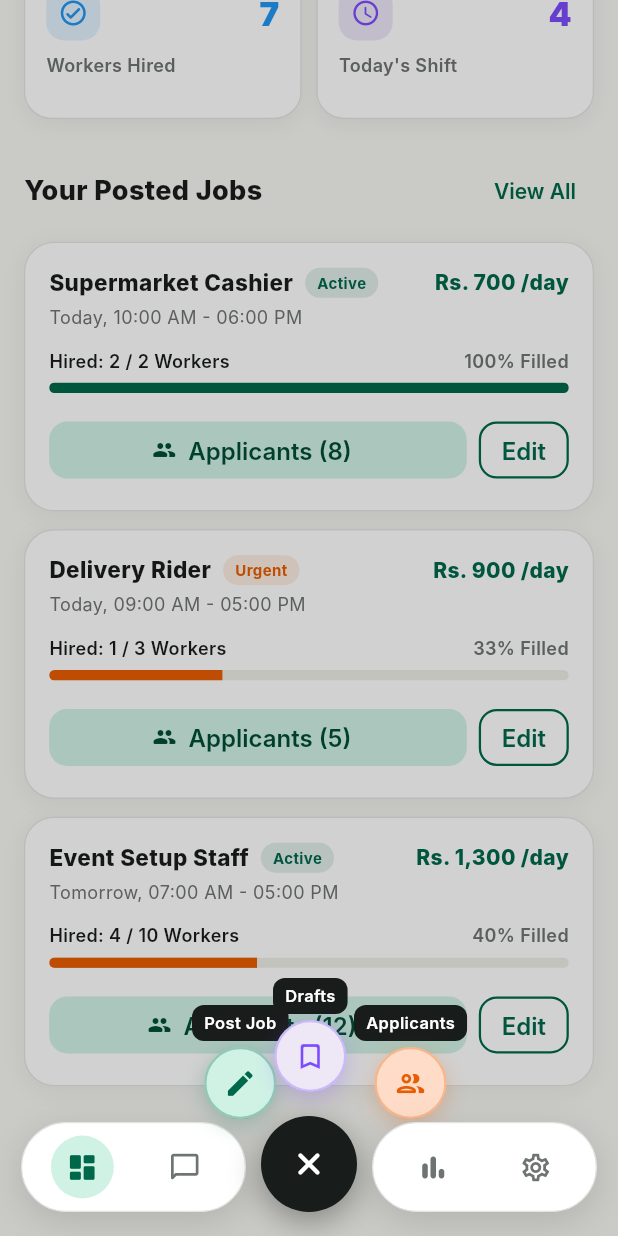
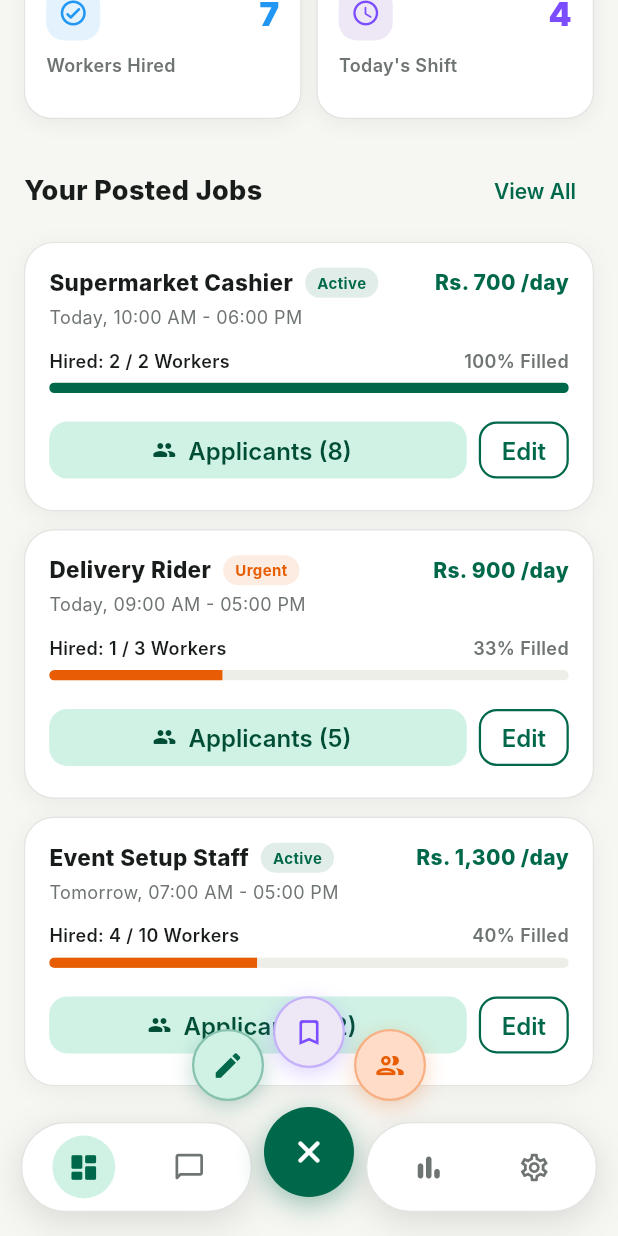
Before and after one commit to Debi-in/GetWork, a Flutter app: the BusinessDashboardScreen screen opened by its route, scrolled down 284 dp, after a tap on the "add" icon, on a phone screen of 412 x 824 dp. Run offline on Flutter 3.47's test engine with Material 3 defaults, Android fonts, the phone set to English and light mode, and no system bars; our stand-ins replace equatable, firebase_core, firebase_crashlytics, firebase_messaging, flutter_local_notifications, flutter_map and 6 more; accounts and stored records are empty; network calls fail; Roboto replaces fonts that are missing (Inter).

Commit message:
fix: Update SpeedDial animation with cubic-bezier(0.34, 1.56, 0.64, 1), remove text labels, keep green FAB color, and raise FAB position

```diff
--- a/lib/features/business/business_dashboard_screen.dart
+++ b/lib/features/business/business_dashboard_screen.dart
@@ -22,7 +22,6 @@ class BusinessDashboardScreen extends StatefulWidget {
 
 class _BusinessDashboardScreenState extends State<BusinessDashboardScreen> {
   int _currentNavIndex = 0; // 0:Dashboard, 1:Messages, 2:Analytics, 3:Settings
-  bool _speedDialOpen = false;
 
   @override
   Widget build(BuildContext context) {
@@ -225,15 +224,6 @@ class _BusinessDashboardScreenState extends State<BusinessDashboardScreen> {
               ),
             ),
 
-            // ── SPEED DIAL OVERLAY (backdrop tap to close) ─────────────
-            if (_speedDialOpen)
-              Positioned.fill(
-                child: GestureDetector(
-                  onTap: () => setState(() => _speedDialOpen = false),
-                  child: Container(color: Colors.black.withValues(alpha: 0.18)),
-                ),
-              ),
-
             // ── FLOATING ISLAND NAV: split-pill | FAB | split-pill ─────
             Positioned(
               bottom: 16,
@@ -276,40 +266,35 @@ class _BusinessDashboardScreenState extends State<BusinessDashboardScreen> {
                       ),
                     ),
                   ),
-                  const SizedBox(width: 10),
+                  const SizedBox(width: 8),
 
-                  // ── CENTER: Speed Dial FAB ───────────────────────────
-                  _SpeedDial(
-                    open: _speedDialOpen,
-                    onToggle: () => setState(() => _speedDialOpen = !_speedDialOpen),
+                  // ── CENTER: Raised Spring Speed Dial FAB ─────────────
+                  Transform.translate(
+                    offset: const Offset(0, -10),
+                    child: _SpeedDial(
                       actions: [
                         _SpeedDialAction(
                           icon: Icons.edit_rounded,
-                        label: 'Post Job',
                           color: AppColors.primary,
                           bgColor: AppColors.primaryContainer,
-                        onTap: () {
-                          setState(() => _speedDialOpen = false);
-                          context.push(AppRoutes.postJob);
-                        },
+                          onTap: () => context.push(AppRoutes.postJob),
                         ),
                         _SpeedDialAction(
                           icon: Icons.bookmark_outline_rounded,
-                        label: 'Drafts',
                           color: const Color(0xFF7C4DFF),
                           bgColor: const Color(0xFFEDE7F6),
-                        onTap: () => setState(() => _speedDialOpen = false),
+                          onTap: () {},
                         ),
                         _SpeedDialAction(
                           icon: Icons.people_outline_rounded,
-                        label: 'Applicants',
                           color: AppColors.accent,
                           bgColor: AppColors.accentContainer,
-                        onTap: () => setState(() => _speedDialOpen = false),
+                          onTap: () {},
                         ),
                       ],
                     ),
-                  const SizedBox(width: 10),
+                  ),
+                  const SizedBox(width: 8),
 
                   // ── Right pill: Analytics + Settings ────────────────
                   Expanded(
@@ -610,95 +595,174 @@ class _BusinessJobCard extends StatelessWidget {
 // ── Speed Dial Action Model ────────────────────────────────────
 class _SpeedDialAction {
   final IconData icon;
-  final String label;
   final Color color;
   final Color bgColor;
   final VoidCallback onTap;
   const _SpeedDialAction({
     required this.icon,
-    required this.label,
     required this.color,
     required this.bgColor,
     required this.onTap,
   });
 }
 
-// ── Speed Dial FAB Widget ──────────────────────────────────────
-class _SpeedDial extends StatelessWidget {
-  final bool open;
-  final VoidCallback onToggle;
+// ── Stateful Speed Dial FAB Widget with Spring Animation ───────
+class _SpeedDial extends StatefulWidget {
   final List<_SpeedDialAction> actions;
 
-  // Fan offsets for 3 actions arcing up (left, top, right)
-  static const List<Offset> _fanOffsets = [
-    Offset(-54, -62),
+  const _SpeedDial({required this.actions});
+
+  @override
+  State<_SpeedDial> createState() => _SpeedDialState();
+}
+
+class _SpeedDialState extends State<_SpeedDial> with SingleTickerProviderStateMixin {
+  bool _isOpen = false;
+  late AnimationController _controller;
+  late Animation<double> _rotationAnimation;
+
+  // Exact spring cubic bezier matching spec: cubic-bezier(0.34, 1.56, 0.64, 1)
+  static const Curve _springCurve = Cubic(0.34, 1.56, 0.64, 1.0);
+
+  // Exact target fan offsets: upper-left (-54, -58), top (0, -80), upper-right (54, -58)
+  static const List<Offset> _fanTargets = [
+    Offset(-54, -58),
     Offset(0, -80),
-    Offset(54, -62),
+    Offset(54, -58),
   ];
-  static const List<double> _delays = [0.0, 0.05, 0.10];
 
-  const _SpeedDial({
-    required this.open,
-    required this.onToggle,
-    required this.actions,
+  @override
+  void initState() {
+    super.initState();
+    _controller = AnimationController(
+      vsync: this,
+      duration: const Duration(milliseconds: 400),
+    );
+    _rotationAnimation = Tween<double>(begin: 0.0, end: 0.125).animate(
+      CurvedAnimation(parent: _controller, curve: Curves.easeInOut),
+    );
+  }
+
+  @override
+  void dispose() {
+    _controller.dispose();
+    super.dispose();
+  }
+
+  void _toggle() {
+    setState(() {
+      _isOpen = !_isOpen;
+      if (_isOpen) {
+        _controller.forward();
+      } else {
+        _controller.reverse();
+      }
     });
+  }
 
   @override
   Widget build(BuildContext context) {
     return SizedBox(
-      width: 64,
-      height: 64,
+      width: 60,
+      height: 60,
       child: Stack(
-        alignment: Alignment.bottomCenter,
+        alignment: Alignment.center,
         clipBehavior: Clip.none,
         children: [
-          // ── Fan action buttons ───────────────────────────────
-          ...List.generate(actions.length, (i) {
-            final action = actions[i];
-            final offset = _fanOffsets[i];
-            return AnimatedPositioned(
-              duration: const Duration(milliseconds: 380),
-              curve: Curves.easeOutBack,
-              bottom: open ? -offset.dy : 0,
-              left: 32 + offset.dx - 24, // center 48px button
-              child: AnimatedOpacity(
-                duration: Duration(milliseconds: open ? 280 : 150),
-                opacity: open ? 1.0 : 0.0,
+          // ── 3 Mini Action Buttons Emerging from Center ────────
+          ...List.generate(widget.actions.length, (i) {
+            final action = widget.actions[i];
+            final targetOffset = _fanTargets[i];
+            final delayFraction = (i * 0.08).clamp(0.0, 0.25);
+
+            final scaleAnimation = Tween<double>(begin: 0.4, end: 1.0).animate(
+              CurvedAnimation(
+                parent: _controller,
+                curve: Interval(delayFraction, 1.0, curve: _springCurve),
+              ),
+            );
+
+            final opacityAnimation = Tween<double>(begin: 0.0, end: 1.0).animate(
+              CurvedAnimation(
+                parent: _controller,
+                curve: Interval(delayFraction, (delayFraction + 0.4).clamp(0.0, 1.0), curve: Curves.easeOut),
+              ),
+            );
+
+            final translateAnimation = Tween<Offset>(begin: Offset.zero, end: targetOffset).animate(
+              CurvedAnimation(
+                parent: _controller,
+                curve: Interval(delayFraction, 1.0, curve: _springCurve),
+              ),
+            );
+
+            return AnimatedBuilder(
+              animation: _controller,
+              builder: (context, child) {
+                final offset = translateAnimation.value;
+                final scale = scaleAnimation.value;
+                final opacity = opacityAnimation.value;
+
+                return Transform.translate(
+                  offset: offset,
+                  child: Transform.scale(
+                    scale: scale,
+                    child: Opacity(
+                      opacity: opacity.clamp(0.0, 1.0),
                       child: IgnorePointer(
-                  ignoring: !open,
-                  child: _SpeedDialItem(action: action, delay: _delays[i]),
+                        ignoring: !_isOpen,
+                        child: GestureDetector(
+                          onTap: () {
+                            _toggle();
+                            action.onTap();
+                          },
+                          child: Container(
+                            width: 48,
+                            height: 48,
+                            decoration: BoxDecoration(
+                              color: action.bgColor,
+                              shape: BoxShape.circle,
+                              border: Border.all(
+                                color: action.color.withValues(alpha: 0.35),
+                                width: 1.5,
+                              ),
+                              boxShadow: [
+                                BoxShadow(
+                                  color: action.color.withValues(alpha: 0.25),
+                                  blurRadius: 12,
+                                  offset: const Offset(0, 4),
+                                ),
+                              ],
+                            ),
+                            child: Icon(action.icon, color: action.color, size: 22),
+                          ),
+                        ),
+                      ),
                     ),
                   ),
                 );
+              },
+            );
           }),
 
-          // ── Central FAB (+/×) ────────────────────────────────
-          Positioned(
-            bottom: 0,
-            left: 0,
-            right: 0,
+          // ── Central FAB Button (+) Always Emerald Green ────────
+          Positioned.fill(
             child: GestureDetector(
-              onTap: onToggle,
-              child: AnimatedContainer(
-                duration: const Duration(milliseconds: 280),
-                curve: Curves.easeInOut,
-                width: 64,
-                height: 64,
+              onTap: _toggle,
+              child: Container(
                 decoration: BoxDecoration(
-                  color: open ? AppColors.textPrimary : AppColors.primary,
+                  color: AppColors.primary,
                   shape: BoxShape.circle,
                   boxShadow: [
                     BoxShadow(
-                      color: (open ? AppColors.textPrimary : AppColors.primary)
-                          .withValues(alpha: 0.40),
-                      blurRadius: 18,
-                      offset: const Offset(0, 6),
+                      color: AppColors.primary.withValues(alpha: 0.40),
+                      blurRadius: 16,
+                      offset: const Offset(0, 5),
                     ),
                   ],
                 ),
-                child: AnimatedRotation(
-                  duration: const Duration(milliseconds: 280),
-                  turns: open ? 0.125 : 0.0, // 45° rotation
+                child: RotationTransition(
+                  turns: _rotationAnimation,
                   child: const Icon(
                     Icons.add_rounded,
                     color: Colors.white,
@@ -710,62 +774,6 @@ class _SpeedDial extends StatelessWidget {
           ),
         ],
       ),
-    );
-  }
-}
-
-// ── Individual Speed Dial Item ─────────────────────────────────
-class _SpeedDialItem extends StatelessWidget {
-  final _SpeedDialAction action;
-  final double delay;
-
-  const _SpeedDialItem({required this.action, required this.delay});
-
-  @override
-  Widget build(BuildContext context) {
-    return Column(
-      mainAxisSize: MainAxisSize.min,
-      children: [
-        // Label
-        Container(
-          padding: const EdgeInsets.symmetric(horizontal: 8, vertical: 4),
-          margin: const EdgeInsets.only(bottom: 4),
-          decoration: BoxDecoration(
-            color: AppColors.textPrimary,
-            borderRadius: BorderRadius.circular(8),
-          ),
-          child: Text(
-            action.label,
-            style: const TextStyle(
-              fontFamily: 'Inter',
-              fontSize: 11,
-              fontWeight: FontWeight.w600,
-              color: Colors.white,
-            ),
-          ),
-        ),
-        // Icon button
-        GestureDetector(
-          onTap: action.onTap,
-          child: Container(
-            width: 48,
-            height: 48,
-            decoration: BoxDecoration(
-              color: action.bgColor,
-              shape: BoxShape.circle,
-              border: Border.all(color: action.color.withValues(alpha: 0.3), width: 1.5),
-              boxShadow: [
-                BoxShadow(
-                  color: action.color.withValues(alpha: 0.25),
-                  blurRadius: 12,
-                  offset: const Offset(0, 4),
-                ),
-              ],
-            ),
-            child: Icon(action.icon, color: action.color, size: 22),
-          ),
-        ),
-      ],
     );
   }
 }
```
Also changed, not shown: 2 other files. Lines whose indentation alone changed are shown as unchanged.
